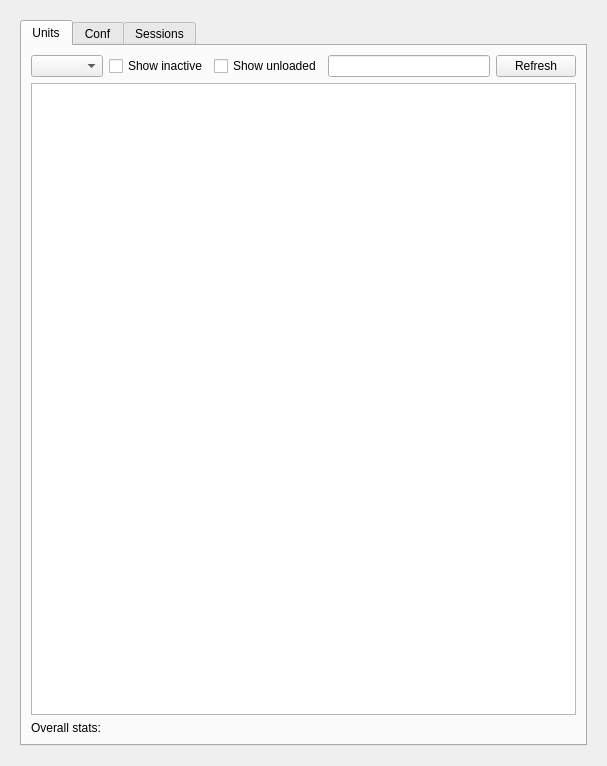
Qt form ui/kcmsystemd.ui (rthomsen/kcmsystemd) before a commit.
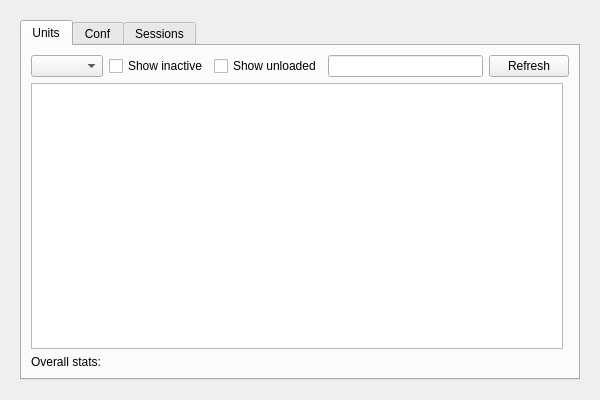
The same form after that commit.

Commit message: MinimumSize, tab order and focus

What changed in the file:
```diff
--- a/ui/kcmsystemd.ui
+++ b/ui/kcmsystemd.ui
@@ -9,8 +9,8 @@
    <rect>
     <x>0</x>
     <y>0</y>
-    <width>607</width>
-    <height>766</height>
+    <width>600</width>
+    <height>400</height>
    </rect>
   </property>
   <property name="sizePolicy">
@@ -19,6 +19,12 @@
     <verstretch>0</verstretch>
    </sizepolicy>
   </property>
+  <property name="minimumSize">
+   <size>
+    <width>0</width>
+    <height>400</height>
+   </size>
+  </property>
   <property name="windowTitle">
    <string>kcmsystemd</string>
   </property>
@@ -73,7 +79,14 @@
            <string>Units</string>
           </attribute>
           <layout class="QGridLayout" name="gridLayout_15">
-           <item row="0" column="0" colspan="2">
+           <item row="8" column="0" colspan="2">
+            <widget class="QLabel" name="lblStatus">
+             <property name="text">
+              <string>Overall stats:</string>
+             </property>
+            </widget>
+           </item>
+           <item row="0" column="0" rowspan="7" colspan="2">
             <layout class="QHBoxLayout" name="horizontalLayout_5">
              <item>
               <widget class="QComboBox" name="cmbUnitTypes">
@@ -139,15 +152,14 @@
              </item>
             </layout>
            </item>
-           <item row="8" column="0" colspan="2">
-            <widget class="QLabel" name="lblStatus">
-             <property name="text">
-              <string>Overall stats:</string>
-             </property>
-            </widget>
-           </item>
-           <item row="1" column="0" colspan="2">
+           <item row="7" column="0">
             <widget class="QTableView" name="tblServices">
+             <property name="sizePolicy">
+              <sizepolicy hsizetype="Expanding" vsizetype="Expanding">
+               <horstretch>0</horstretch>
+               <verstretch>0</verstretch>
+              </sizepolicy>
+             </property>
              <property name="mouseTracking">
               <bool>true</bool>
              </property>
```
Left out of the diff: 17 changed lines with no effect on the pictures. The commit also changes 1 other file.
